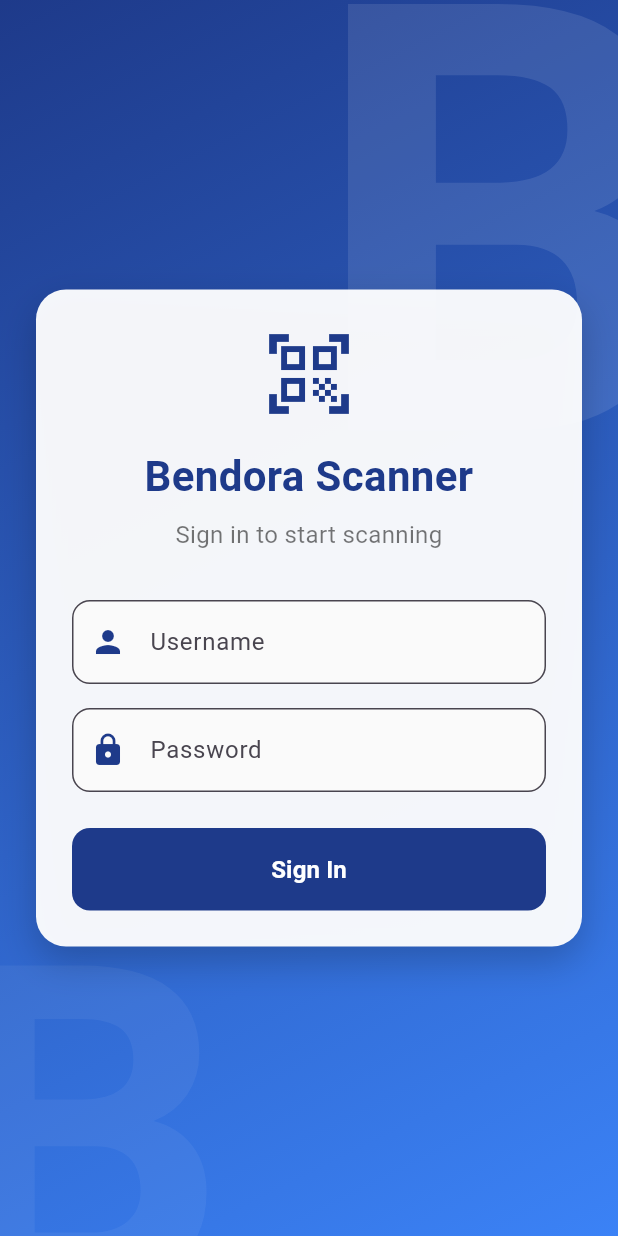
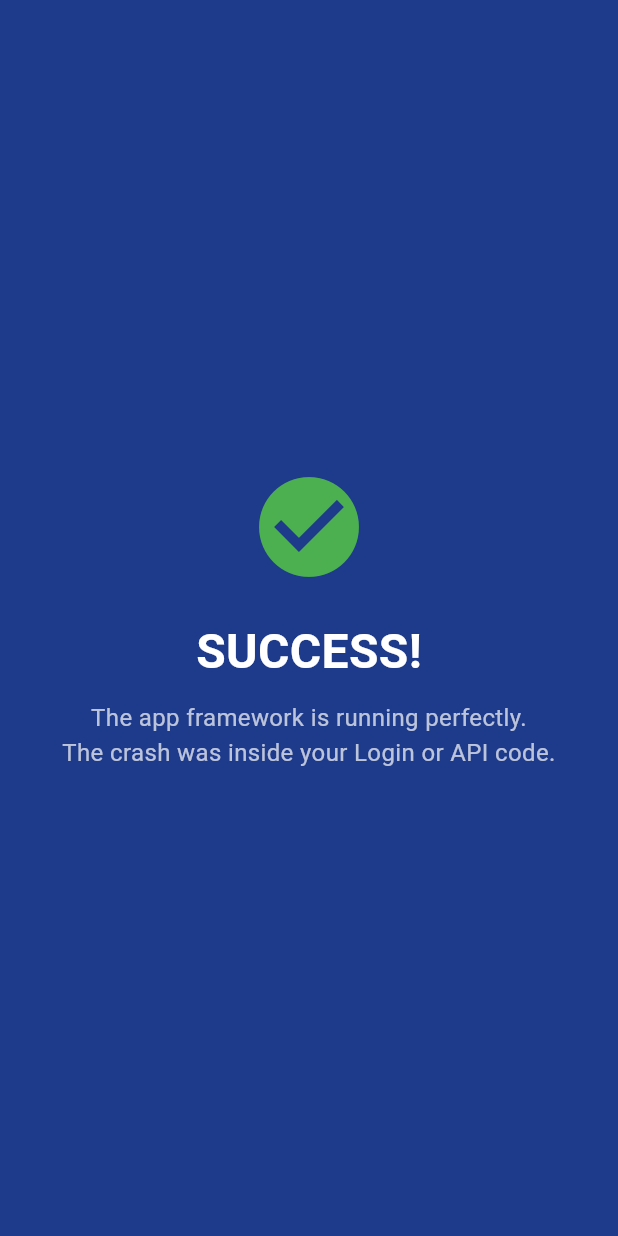
Before and after one commit to raccazahn/bendora-scanner, a Flutter app: the screen it shows after launch, on a phone screen of 412 x 824 dp. Run offline on Flutter 3.47's test engine with Material 3 defaults, Android fonts, the phone set to English and light mode, and no system bars; our stand-ins replace connectivity_plus, flutter_dotenv, shared_preferences, sqflite; missing offline and left inert: cryptography, mobile_scanner; accounts and stored records are empty.

Commit message:
Refactor main.dart to a success message app
Removed error handling and replaced with a simple success message app.

```diff
--- a/lib/main.dart
+++ b/lib/main.dart
@@ -1,78 +1,37 @@
-import 'dart:ui'; // <-- Added this import
 import 'package:flutter/material.dart';
-import 'screens/login_screen.dart';
 
 void main() {
-  // Catch all uncaught Flutter errors
-  FlutterError.onError = (FlutterErrorDetails details) {
-    FlutterError.presentError(details);
-    debugPrint('Flutter Error: ${details.exception}');
-    debugPrint('Stack trace: ${details.stack}');
-  };
-
-  runApp(
-    const MaterialApp(
-      title: 'Bendora Scanner',
-      debugShowCheckedModeBanner: false,
-      home: ErrorBoundary(child: LoginScreen()),
-    ),
-  );
+  runApp(const BendoraTestApp());
 }
 
-// Widget that catches all errors and displays them on screen
-class ErrorBoundary extends StatefulWidget {
-  final Widget child;
-  const ErrorBoundary({super.key, required this.child});
-
-  @override
-  State<ErrorBoundary> createState() => _ErrorBoundaryState();
-}
-
-class _ErrorBoundaryState extends State<ErrorBoundary> {
-  String? _error;
-
-  @override
-  void initState() {
-    super.initState();
-    // Catch any async errors
-    PlatformDispatcher.instance.onError = (error, stack) {
-      setState(() {
-        _error = '$error\n\n$stack';
-      });
-      return true; // Prevent app crash
-    };
-  }
+class BendoraTestApp extends StatelessWidget {
+  const BendoraTestApp({super.key});
 
   @override
   Widget build(BuildContext context) {
-    if (_error != null) {
-      return Scaffold(
-        backgroundColor: Colors.red.shade50,
-        body: SafeArea(
-          child: Padding(
-            padding: const EdgeInsets.all(24.0),
+    return MaterialApp(
+      title: 'Bendora Test',
+      debugShowCheckedModeBanner: false,
+      home: Scaffold(
+        backgroundColor: const Color(0xFF1E3A8A), // Bendora Blue
+        body: Center(
           child: Column(
-              crossAxisAlignment: CrossAxisAlignment.start,
-              children: [
-                const Icon(Icons.error_outline, color: Colors.red, size: 48),
-                const SizedBox(height: 16),
-                const Text(
-                  'App Error',
-                  style: TextStyle(fontSize: 24, fontWeight: FontWeight.bold),
+            mainAxisAlignment: MainAxisAlignment.center,
+            children: const [
+              Icon(Icons.check_circle, color: Colors.green, size: 80),
+              SizedBox(height: 20),
+              Text(
+                'SUCCESS!',
+                style: TextStyle(color: Colors.white, fontSize: 32, fontWeight: FontWeight.bold),
               ),
-                const SizedBox(height: 16),
-                Expanded(
-                  child: SingleChildScrollView(
+              SizedBox(height: 10),
+              Padding(
+                padding: EdgeInsets.symmetric(horizontal: 40.0),
                 child: Text(
-                      _error!,
-                      style: const TextStyle(fontSize: 12, fontFamily: 'monospace'),
+                  'The app framework is running perfectly.\nThe crash was inside your Login or API code.',
+                  textAlign: TextAlign.center,
+                  style: TextStyle(color: Colors.white70, fontSize: 16),
                 ),
-                  ),
-                ),
-                const SizedBox(height: 16),
-                ElevatedButton(
-                  onPressed: () => setState(() => _error = null),
-                  child: const Text('Retry'),
               ),
             ],
           ),
@@ -80,6 +39,4 @@ class _ErrorBoundaryState extends State<ErrorBoundary> {
       ),
     );
   }
-    return widget.child;
 }
-}
```
Lines whose indentation alone changed are shown as unchanged.
